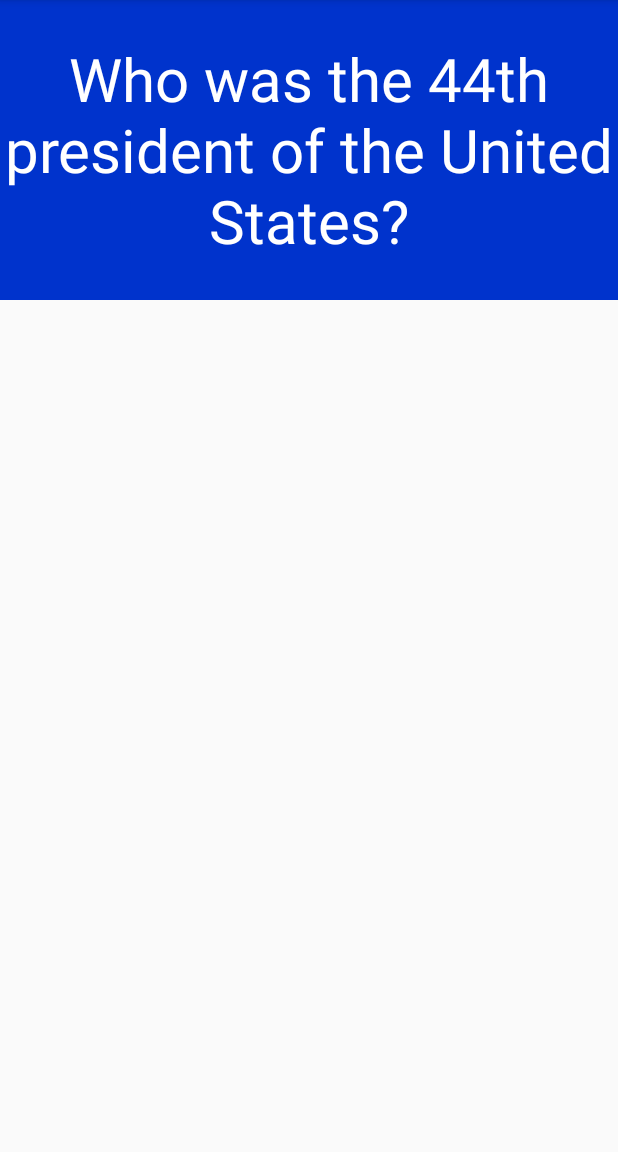
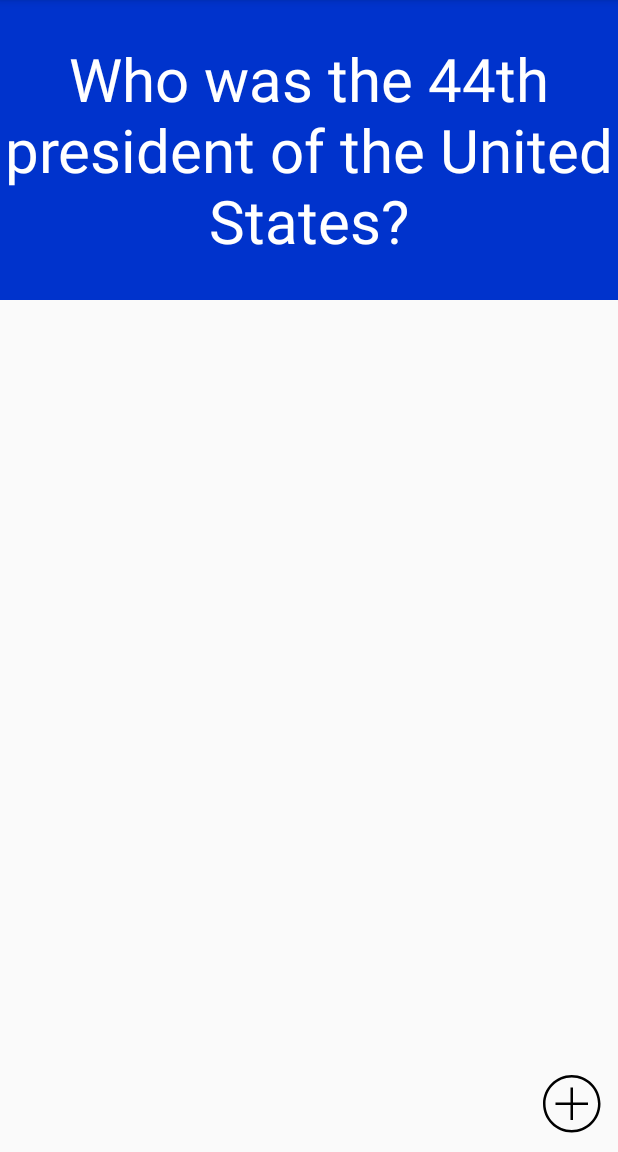
Before and after one commit to AlynMing/Flashcard-12, an Android app: the screen it shows after launch (MainActivity), on a phone screen of 412 x 824 dp, the part 84-1236 px from its top. Run offline under Robolectric (Android 15) with nearby library versions, the phone set to English and light mode, and no system bars.

Commit message:
updates for codepath lab 2

```diff
--- a/app/src/main/AndroidManifest.xml
+++ b/app/src/main/AndroidManifest.xml
@@ -9,6 +9,7 @@
         android:roundIcon="@mipmap/ic_launcher_round"
         android:supportsRtl="true"
         android:theme="@style/AppTheme">
+        <activity android:name=".AddCardActivity"></activity>
         <activity android:name=".MainActivity">
             <intent-filter>
                 <action android:name="android.intent.action.MAIN" />
--- /dev/null
+++ b/app/src/main/res/drawable/ic_iconmonstr_plus_circle_thin.xml
@@ -0,0 +1,10 @@
+<vector xmlns:android="http://schemas.android.com/apk/res/android"
+    android:width="24dp"
+    android:height="24dp"
+    android:viewportWidth="24"
+    android:viewportHeight="24">
+  <path
+      android:fillColor="#FF000000"
+      android:pathData="M11.5,0c6.347,0 11.5,5.153 11.5,11.5s-5.153,11.5 -11.5,11.5 -11.5,-5.153 -11.5,-11.5 5.153,-11.5 11.5,-11.5zM11.5,1c5.795,0 10.5,4.705 10.5,10.5s-4.705,10.5 -10.5,10.5 -10.5,-4.705 -10.5,-10.5 4.705,-10.5 10.5,-10.5zM12,11h6v1h-6v6h-1v-6h-6v-1h6v-6h1v6z"
+      android:fillType="evenOdd"/>
+</vector>
--- a/app/src/main/res/layout/activity_main.xml
+++ b/app/src/main/res/layout/activity_main.xml
@@ -27,4 +27,14 @@
         android:textSize="40sp"
         android:visibility="invisible" />
 
+    <ImageView
+        android:id="@+id/add_icon"
+        android:layout_width="40dp"
+        android:layout_height="40dp"
+        android:layout_alignParentStart="true"
+        android:layout_alignParentBottom="true"
+        android:layout_marginStart="362dp"
+        android:layout_marginBottom="11dp"
+        android:src="@drawable/ic_iconmonstr_plus_circle_thin" />
+
 </RelativeLayout>
```
Also changed, not shown: app/src/main/java/com/example/flashcard/AddCardActivity.java (added, +39 -0 lines), app/src/main/java/com/example/flashcard/MainActivity.java (+30 -0 lines), app/src/main/res/drawable/ic_iconmonstr_save.xml (added, +9 -0 lines), app/src/main/res/drawable/ic_iconmonstr_x_mark_circle_thin.xml (added, +10 -0 lines), app/src/main/res/layout/activity_add_card.xml (added, +54 -0 lines).
